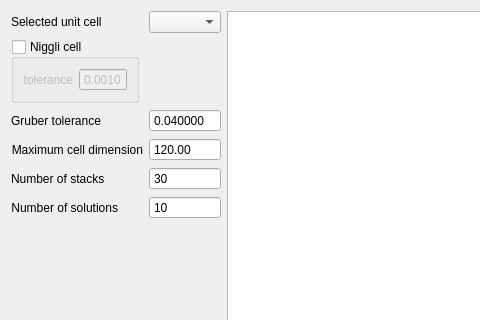
First picture: the form in apps/nsxqt/ui/DialogAutoIndexing.ui, repository k61n/openhkl, before the edit; both pictures show x 0 to 480 and y 0 to 320 of the 880 by 602 pixel window.
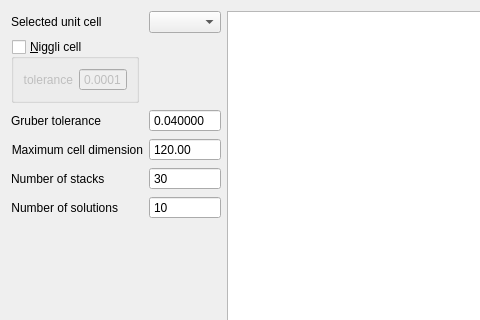
Second picture: the form after the edit.

Commit message: Reduced Niggli tolerance to 0.0001

Patch:
```diff
--- a/apps/nsxqt/ui/DialogAutoIndexing.ui
+++ b/apps/nsxqt/ui/DialogAutoIndexing.ui
@@ -128,7 +128,7 @@
        <item row="2" column="0">
         <widget class="QGroupBox" name="niggliReduction">
          <property name="title">
-          <string>Niggli cell</string>
+          <string>&amp;Niggli cell</string>
          </property>
          <property name="flat">
           <bool>false</bool>
@@ -170,7 +170,7 @@
                <double>0.000100000000000</double>
               </property>
               <property name="value">
-               <double>0.001000000000000</double>
+               <double>0.000100000000000</double>
               </property>
              </widget>
             </item>
```
